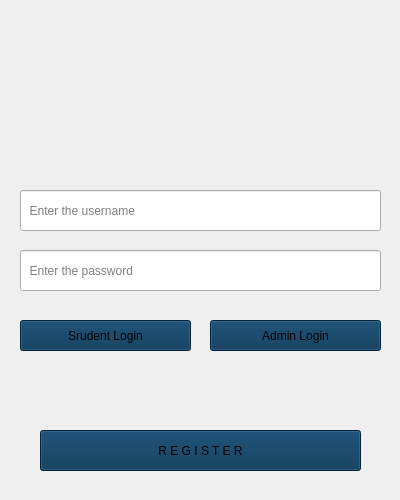
Old version of the form login.ui in the repository mariamzhamakochyan/Lab-projects.
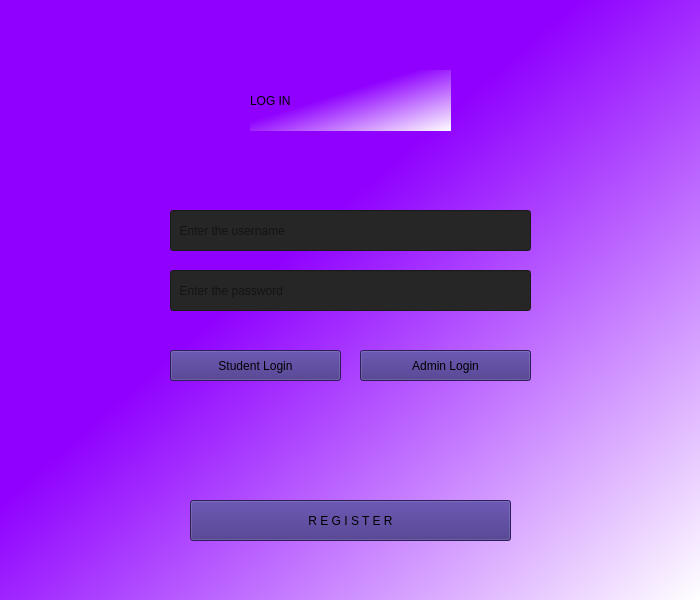
New version of the form.

Commit message: student database system

The edit to the form file:
```diff
--- a/login.ui
+++ b/login.ui
@@ -6,25 +6,30 @@
    <rect>
     <x>0</x>
     <y>0</y>
-    <width>400</width>
-    <height>500</height>
+    <width>700</width>
+    <height>600</height>
    </rect>
   </property>
   <property name="windowTitle">
    <string>Form</string>
   </property>
-  <widget class="QPushButton" name="b1">
+  <property name="autoFillBackground">
+   <bool>false</bool>
+  </property>
+  <property name="styleSheet">
+   <string notr="true">background-color:qlineargradient(spread:pad, x1:0.409, y1:0.420455, x2:1, y2:1, stop:0 rgba(143, 0, 255, 255), stop:1 rgba(255, 255, 255, 255))</string>
+  </property>
+  <widget class="QPushButton" name="pushButtton_register">
    <property name="geometry">
     <rect>
-     <x>40</x>
-     <y>430</y>
+     <x>190</x>
+     <y>500</y>
      <width>321</width>
      <height>41</height>
     </rect>
    </property>
    <property name="styleSheet">
-    <string notr="true">
-background-color: rgb(1, 47, 82);</string>
+    <string notr="true">background-color: rgb(61, 41, 128);</string>
    </property>
    <property name="text">
     <string>R E G I S T E R</string>
@@ -33,15 +38,14 @@
   <widget class="QPushButton" name="b3">
    <property name="geometry">
     <rect>
-     <x>210</x>
-     <y>320</y>
+     <x>360</x>
+     <y>350</y>
      <width>171</width>
      <height>31</height>
     </rect>
    </property>
    <property name="styleSheet">
-    <string notr="true">
-background-color: rgb(1, 47, 82);</string>
+    <string notr="true">background-color: rgb(61, 41, 128);</string>
    </property>
    <property name="text">
     <string>Admin Login</string>
@@ -50,29 +54,56 @@
   <widget class="QPushButton" name="b2">
    <property name="geometry">
     <rect>
-     <x>20</x>
-     <y>320</y>
+     <x>170</x>
+     <y>350</y>
      <width>171</width>
      <height>31</height>
     </rect>
    </property>
    <property name="styleSheet">
-    <string notr="true">
-background-color: rgb(1, 47, 82);</string>
+    <string notr="true">background-color: rgb(61, 41, 128);</string>
    </property>
    <property name="text">
-    <string>Srudent Login</string>
+    <string>Student Login</string>
+   </property>
+  </widget>
+  <widget class="QLineEdit" name="username">
+   <property name="geometry">
+    <rect>
+     <x>170</x>
+     <y>210</y>
+     <width>361</width>
+     <height>41</height>
+    </rect>
+   </property>
+   <property name="layoutDirection">
+    <enum>Qt::LeftToRight</enum>
+   </property>
+   <property name="styleSheet">
+    <string notr="true">background-color: rgb(38, 38, 38);</string>
+   </property>
+   <property name="echoMode">
+    <enum>QLineEdit::Normal</enum>
+   </property>
+   <property name="placeholderText">
+    <string>  Enter the username</string>
    </property>
   </widget>
   <widget class="QLineEdit" name="password">
    <property name="geometry">
     <rect>
-     <x>20</x>
-     <y>250</y>
+     <x>170</x>
+     <y>270</y>
      <width>361</width>
      <height>41</height>
     </rect>
    </property>
+   <property name="styleSheet">
+    <string notr="true">background-color: rgb(38, 38, 38);</string>
+   </property>
+   <property name="text">
+    <string/>
+   </property>
    <property name="echoMode">
     <enum>QLineEdit::Password</enum>
    </property>
@@ -80,20 +111,20 @@
     <string>  Enter the password</string>
    </property>
   </widget>
-  <widget class="QLineEdit" name="username">
+  <widget class="QLabel" name="label">
    <property name="geometry">
     <rect>
-     <x>20</x>
-     <y>190</y>
-     <width>361</width>
-     <height>41</height>
+     <x>250</x>
+     <y>70</y>
+     <width>201</width>
+     <height>61</height>
     </rect>
    </property>
+   <property name="styleSheet">
+    <string notr="true">font: 64pt &quot;.AppleSystemUIFont&quot;;</string>
+   </property>
    <property name="text">
-    <string/>
-   </property>
-   <property name="placeholderText">
-    <string>  Enter the username</string>
+    <string>LOG IN</string>
    </property>
   </widget>
  </widget>
```
Left out of the diff: 4 changed lines with no effect on the pictures. The commit also changes 9 other files.
